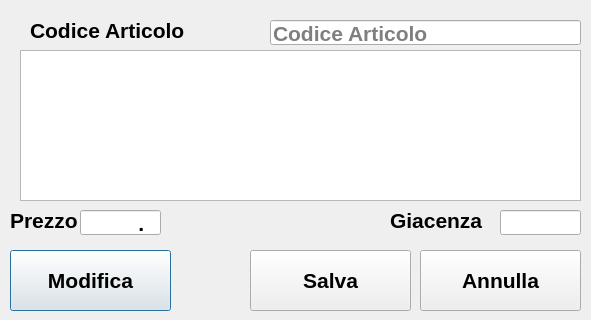
lemoeb/RegCashLinux, file formarticoli.ui: the form before one commit.
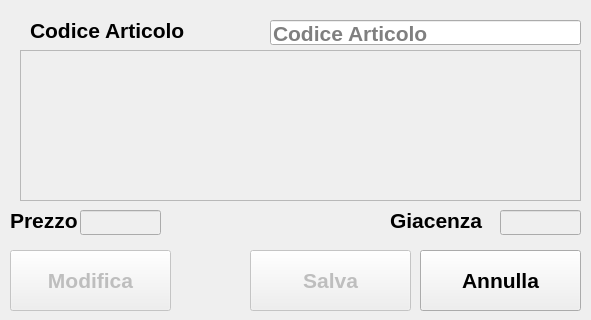
The form after the commit. Icons and pictures are not drawn.

What changed in the file:
```diff
--- a/formarticoli.ui
+++ b/formarticoli.ui
@@ -88,6 +88,9 @@
    </property>
   </widget>
   <widget class="QPushButton" name="btnModifica">
+   <property name="enabled">
+    <bool>false</bool>
+   </property>
    <property name="geometry">
     <rect>
      <x>10</x>
@@ -123,6 +126,9 @@
    </property>
   </widget>
   <widget class="QPushButton" name="btnSalva">
+   <property name="enabled">
+    <bool>false</bool>
+   </property>
    <property name="geometry">
     <rect>
      <x>250</x>
@@ -168,7 +174,10 @@
     </size>
    </property>
   </widget>
-  <widget class="QLineEdit" name="lineEdit">
+  <widget class="QLineEdit" name="txtPrezzo">
+   <property name="enabled">
+    <bool>false</bool>
+   </property>
    <property name="geometry">
     <rect>
      <x>80</x>
@@ -178,16 +187,19 @@
     </rect>
    </property>
    <property name="inputMask">
-    <string>000.00</string>
+    <string/>
    </property>
    <property name="text">
-    <string>.</string>
+    <string/>
    </property>
    <property name="alignment">
     <set>Qt::AlignRight|Qt::AlignTrailing|Qt::AlignVCenter</set>
    </property>
   </widget>
-  <widget class="QLineEdit" name="lineEdit_3">
+  <widget class="QLineEdit" name="txtGiacenza">
+   <property name="enabled">
+    <bool>false</bool>
+   </property>
    <property name="geometry">
     <rect>
      <x>500</x>
@@ -198,6 +210,9 @@
    </property>
   </widget>
   <widget class="QPlainTextEdit" name="txtDescrizione">
+   <property name="enabled">
+    <bool>false</bool>
+   </property>
    <property name="geometry">
     <rect>
      <x>20</x>
```
